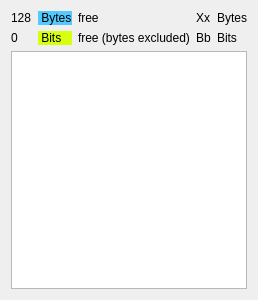
Qt form pmemwindow.ui (Scachi/IC-Bytetable) before a commit.
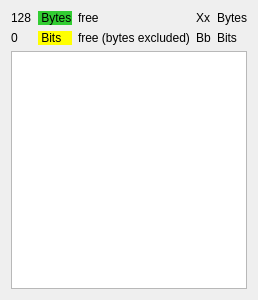
The same form after that commit.

Diff of the .ui file:
```diff
--- a/pmemwindow.ui
+++ b/pmemwindow.ui
@@ -44,9 +44,9 @@
         <colorrole role="Window">
          <brush brushstyle="SolidPattern">
           <color alpha="255">
-           <red>82</red>
-           <green>201</green>
-           <blue>255</blue>
+           <red>50</red>
+           <green>205</green>
+           <blue>50</blue>
           </color>
          </brush>
         </colorrole>
@@ -64,9 +64,9 @@
         <colorrole role="Window">
          <brush brushstyle="SolidPattern">
           <color alpha="255">
-           <red>82</red>
-           <green>201</green>
-           <blue>255</blue>
+           <red>50</red>
+           <green>205</green>
+           <blue>50</blue>
           </color>
          </brush>
         </colorrole>
@@ -75,18 +75,18 @@
         <colorrole role="Base">
          <brush brushstyle="SolidPattern">
           <color alpha="255">
-           <red>82</red>
-           <green>201</green>
-           <blue>255</blue>
+           <red>50</red>
+           <green>205</green>
+           <blue>50</blue>
           </color>
          </brush>
         </colorrole>
         <colorrole role="Window">
          <brush brushstyle="SolidPattern">
           <color alpha="255">
-           <red>82</red>
-           <green>201</green>
-           <blue>255</blue>
+           <red>50</red>
+           <green>205</green>
+           <blue>50</blue>
           </color>
          </brush>
         </colorrole>
@@ -149,9 +149,9 @@
         <colorrole role="Window">
          <brush brushstyle="SolidPattern">
           <color alpha="255">
-           <red>216</red>
+           <red>255</red>
            <green>255</green>
-           <blue>16</blue>
+           <blue>0</blue>
           </color>
          </brush>
         </colorrole>
@@ -169,9 +169,9 @@
         <colorrole role="Window">
          <brush brushstyle="SolidPattern">
           <color alpha="255">
-           <red>216</red>
+           <red>255</red>
            <green>255</green>
-           <blue>16</blue>
+           <blue>0</blue>
           </color>
          </brush>
         </colorrole>
@@ -180,18 +180,18 @@
         <colorrole role="Base">
          <brush brushstyle="SolidPattern">
           <color alpha="255">
-           <red>216</red>
+           <red>255</red>
            <green>255</green>
-           <blue>16</blue>
+           <blue>0</blue>
           </color>
          </brush>
         </colorrole>
         <colorrole role="Window">
          <brush brushstyle="SolidPattern">
           <color alpha="255">
-           <red>216</red>
+           <red>255</red>
            <green>255</green>
-           <blue>16</blue>
+           <blue>0</blue>
           </color>
          </brush>
         </colorrole>
```
Left out of the diff: 37 changed lines with no effect on the pictures.
